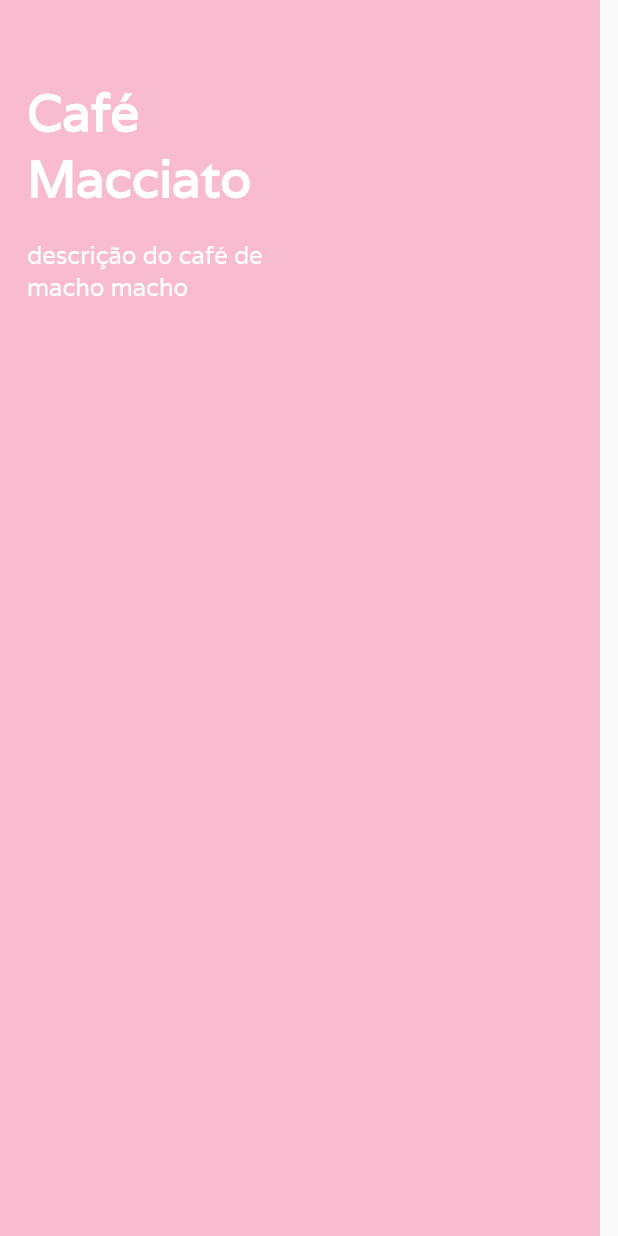
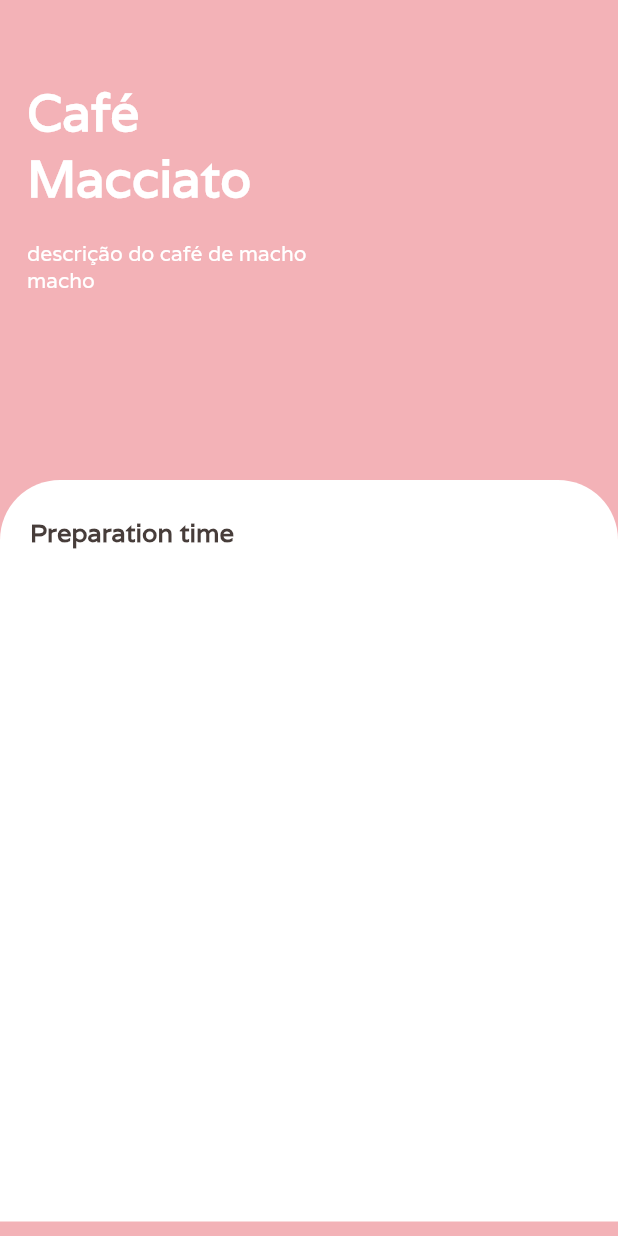
Before and after one commit to GabrielGodoy01/cafeteria_flutter, a Flutter app: the screen it shows after launch, on a phone screen of 412 x 824 dp. Run offline on Flutter 3.47's test engine with Material 2 defaults, Android fonts, the phone set to English and light mode, and no system bars.

Commit message:
Criação da página de detalhes dos cafés

```diff
--- a/assets/database/coffee.json
+++ b/assets/database/coffee.json
@@ -9,11 +9,7 @@
                  "imagem": "assets/twocup.png",
                  "tempoPreparacao": "5",
                  "ingredientes": "Café",
-                 "informacoesNutricionais": {
-                     "calorias": "250",
-                     "proteina": "250",
-                     "cafeina": "250"
-                 }
+                 "informacoesNutricionais": "nutricao"
              },
 
              {
@@ -23,11 +19,7 @@
                  "imagem": "assets/twocup.png",
                  "tempoPreparacao": "4",
                  "ingredientes": "Café com leite",
-                 "informacoesNutricionais": {
-                     "calorias": "250",
-                     "proteina": "250",
-                     "cafeina": "250"
-                 }
+                 "informacoesNutricionais": "nutricao"
              }
         ]
     }
--- a/lib/app_widget.dart
+++ b/lib/app_widget.dart
@@ -1,6 +1,5 @@
 import 'package:flutter/material.dart';
 import 'details/details_page.dart';
-import 'home/home_page.dart';
 
 class AppWidget extends StatelessWidget {
   const AppWidget({Key? key}) : super(key: key);
--- a/lib/details/details_page.dart
+++ b/lib/details/details_page.dart
@@ -6,22 +6,22 @@ class DetailsPage extends StatelessWidget {
   @override
   Widget build(BuildContext context) {
     return Scaffold(
-      body: Container(
-        decoration: BoxDecoration(color: Colors.pink.shade100),
+      body: Stack(children: [
+        Container(
+          decoration: BoxDecoration(color: Color(0xFFF3B2B7)),
           child: Padding(
             padding: const EdgeInsets.symmetric(vertical: 32),
             child: Column(
               children: [
                 Container(
                   alignment: Alignment.topLeft,
-                width: 400,
-                height: 270,
+                  height: MediaQuery.of(context).size.width * 0.8,
                   child: Column(
                     crossAxisAlignment: CrossAxisAlignment.start,
                     children: [
                       Container(
                         padding: EdgeInsets.only(top: 20, left: 18),
-                      width: MediaQuery.of(context).size.width * 0.5,
+                        width: MediaQuery.of(context).size.width * 0.6,
                         child: Text(
                           "Café Macciato",
                           style: TextStyle(
@@ -33,11 +33,11 @@ class DetailsPage extends StatelessWidget {
                       ),
                       Container(
                         padding: EdgeInsets.only(top: 20, left: 18),
-                      width: MediaQuery.of(context).size.width * 0.5,
+                        width: MediaQuery.of(context).size.width * 0.55,
                         child: Text(
                           "descrição do café de macho macho",
                           style: TextStyle(
-                          fontSize: 16.0,
+                            fontSize: 14.0,
                             color: Colors.white,
                           ),
                           textAlign: TextAlign.left,
@@ -50,6 +50,34 @@ class DetailsPage extends StatelessWidget {
             ),
           ),
         ),
+        Padding(
+          padding: const EdgeInsets.only(top: 320),
+          child: Container(
+            alignment: Alignment.topLeft,
+            height: MediaQuery.of(context).size.width * 1.2,
+            width: MediaQuery.of(context).size.width * 1,
+            decoration: BoxDecoration(
+                borderRadius: BorderRadius.only(
+                    topLeft: Radius.circular(40),
+                    topRight: Radius.circular(40)),
+                color: Colors.white),
+            child: Padding(
+              padding: const EdgeInsets.only(left: 20, top: 24),
+              child: Column(
+                children: [
+                  Text(
+                    "Preparation time",
+                    style: TextStyle(
+                        fontWeight: FontWeight.bold,
+                        color: Color(0xFF473D3A),
+                        fontSize: 17),
+                  )
+                ],
+              ),
+            ),
+          ),
+        ),
+      ]),
     );
   }
 }
--- a/lib/shared/models/coffee_model.dart
+++ b/lib/shared/models/coffee_model.dart
@@ -7,7 +7,7 @@ class CoffeeModel {
   final String imagem;
   final String tempoPreparacao;
   final String ingredientes;
-  final Map informacoesNutricionais;
+  final String informacoesNutricionais;
 
   CoffeeModel({
     required this.nome,
```
Lines whose indentation alone changed are shown as unchanged.
